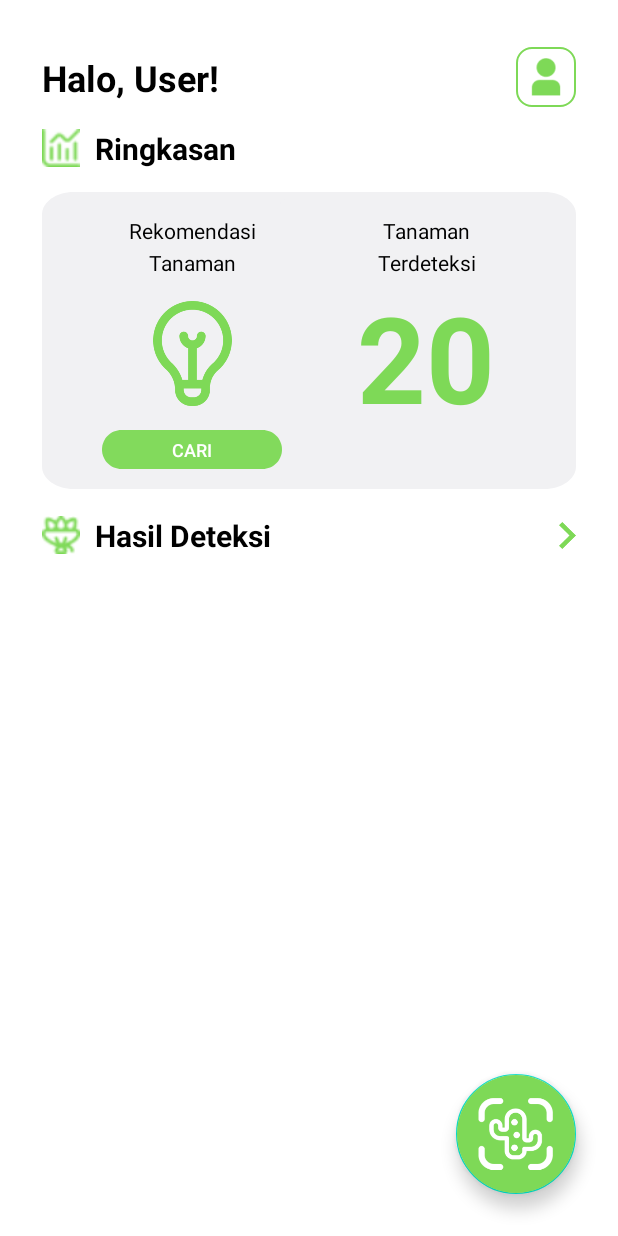
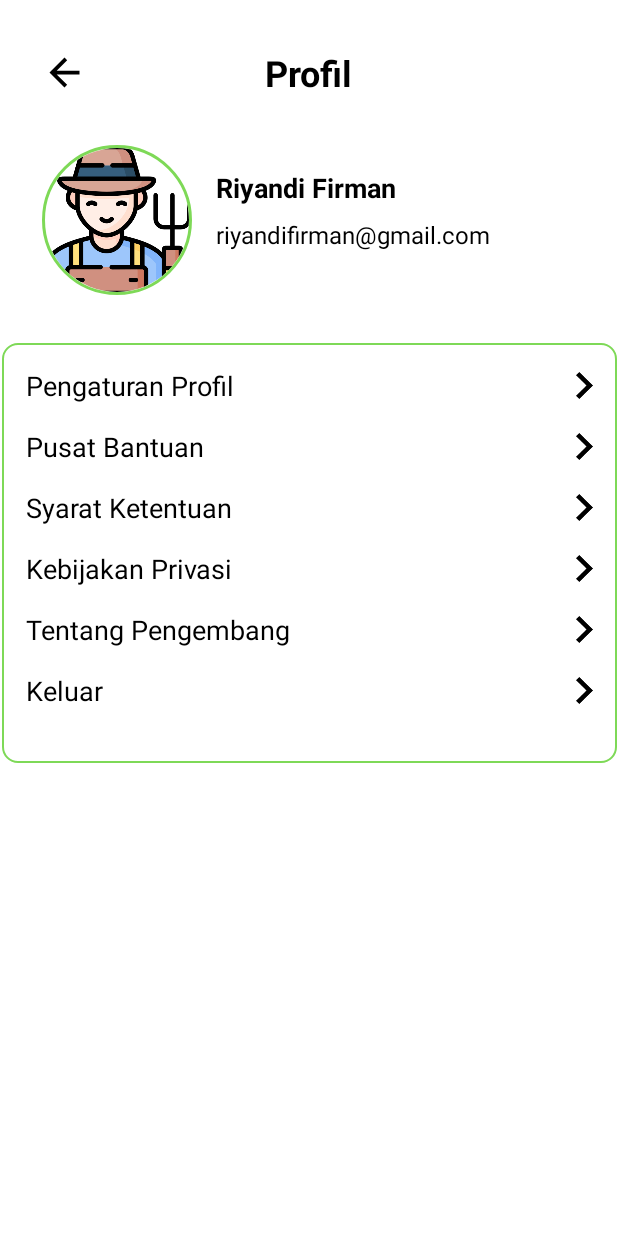
Before and after one commit to Capstone-C23-PS094/farm-genius-mobile, an Android app: the screen it shows after launch (MainActivity before the commit, ProfileActivity after it), on a phone screen of 412 x 824 dp. Run offline under Robolectric (Android 15) with nearby library versions, the phone set to English and light mode, and no system bars; our stand-ins replace CircleImageView.

Commit message:
configure profile page layout

```diff
--- a/app/build.gradle
+++ b/app/build.gradle
@@ -44,4 +44,7 @@ dependencies {
     testImplementation 'junit:junit:4.13.2'
     androidTestImplementation 'androidx.test.ext:junit:1.1.5'
     androidTestImplementation 'androidx.test.espresso:espresso-core:3.5.1'
+
+    // Circle Image View
+    implementation 'de.hdodenhof:circleimageview:3.1.0'
 }
--- /dev/null
+++ b/app/src/main/java/com/riyandifirman/farmgenius/ui/profile/ProfileActivity.kt
@@ -0,0 +1,12 @@
+ package com.riyandifirman.farmgenius.ui.profile
+
+import androidx.appcompat.app.AppCompatActivity
+import android.os.Bundle
+import com.riyandifirman.farmgenius.R
+
+class ProfileActivity : AppCompatActivity() {
+    override fun onCreate(savedInstanceState: Bundle?) {
+        super.onCreate(savedInstanceState)
+        setContentView(R.layout.activity_profile)
+    }
+}
--- /dev/null
+++ b/app/src/main/res/drawable/ic_back.xml
@@ -0,0 +1,5 @@
+<vector android:autoMirrored="true" android:height="30dp"
+    android:tint="#000000" android:viewportHeight="24"
+    android:viewportWidth="24" android:width="30dp" xmlns:android="http://schemas.android.com/apk/res/android">
+    <path android:fillColor="@android:color/white" android:pathData="M20,11H7.83l5.59,-5.59L12,4l-8,8 8,8 1.41,-1.41L7.83,13H20v-2z"/>
+</vector>
--- /dev/null
+++ b/app/src/main/res/drawable/profile_page_rectangle.xml
@@ -0,0 +1,6 @@
+<?xml version="1.0" encoding="utf-8"?>
+<shape xmlns:android="http://schemas.android.com/apk/res/android">
+    <solid android:color="#FFFFFF" />
+    <stroke android:width="1dp" android:color="#7ED957" />
+    <corners android:radius="10dp" />
+</shape>
--- /dev/null
+++ b/app/src/main/res/layout/activity_profile.xml
@@ -0,0 +1,229 @@
+<?xml version="1.0" encoding="utf-8"?>
+<androidx.constraintlayout.widget.ConstraintLayout xmlns:android="http://schemas.android.com/apk/res/android"
+    xmlns:app="http://schemas.android.com/apk/res-auto"
+    xmlns:tools="http://schemas.android.com/tools"
+    android:layout_width="match_parent"
+    android:layout_height="match_parent"
+    tools:context=".ui.profile.ProfileActivity">
+
+    <TextView
+        android:id="@+id/title_home"
+        android:layout_width="wrap_content"
+        android:layout_height="wrap_content"
+        android:layout_marginTop="32dp"
+        android:text="@string/title_profil"
+        android:textAppearance="@style/title_page"
+        app:layout_constraintEnd_toEndOf="parent"
+        app:layout_constraintStart_toStartOf="parent"
+        app:layout_constraintTop_toTopOf="parent" />
+
+    <ImageView
+        android:id="@+id/back_button"
+        android:layout_width="wrap_content"
+        android:layout_height="wrap_content"
+        android:layout_marginStart="28dp"
+        app:layout_constraintBottom_toBottomOf="@+id/title_home"
+        app:layout_constraintStart_toStartOf="parent"
+        app:layout_constraintTop_toTopOf="@+id/title_home"
+        app:srcCompat="@drawable/ic_back" />
+
+    <de.hdodenhof.circleimageview.CircleImageView
+        android:id="@+id/iv_profile"
+        android:layout_width="100dp"
+        android:layout_height="100dp"
+        android:layout_marginStart="28dp"
+        android:layout_marginTop="32dp"
+        android:src="@drawable/farmer"
+        app:civ_border_color="@color/green_500"
+        app:civ_border_width="2dp"
+        app:layout_constraintStart_toStartOf="parent"
+        app:layout_constraintTop_toBottomOf="@+id/title_home" />
+
+    <TextView
+        android:id="@+id/tv_nama"
+        android:layout_width="wrap_content"
+        android:layout_height="wrap_content"
+        android:layout_marginStart="16dp"
+        android:layout_marginTop="16dp"
+        android:text="@string/riyandi"
+        android:textColor="@color/black"
+        android:textSize="18sp"
+        android:textStyle="bold"
+        app:layout_constraintStart_toEndOf="@+id/iv_profile"
+        app:layout_constraintTop_toTopOf="@+id/iv_profile" />
+
+    <TextView
+        android:id="@+id/tv_email"
+        android:layout_width="wrap_content"
+        android:layout_height="wrap_content"
+        android:layout_marginStart="16dp"
+        android:layout_marginTop="8dp"
+        android:text="@string/email_riyandi"
+        android:textColor="@color/black"
+        android:textSize="16sp"
+        app:layout_constraintStart_toEndOf="@+id/iv_profile"
+        app:layout_constraintTop_toBottomOf="@+id/tv_nama" />
+
+    <View
+        android:id="@+id/profile_rectangle"
+        android:layout_width="410dp"
+        android:layout_height="280dp"
+        android:layout_alignParentLeft="true"
+        android:layout_alignParentTop="true"
+        android:layout_marginTop="32dp"
+        android:background="@drawable/profile_page_rectangle"
+        app:layout_constraintEnd_toEndOf="parent"
+        app:layout_constraintStart_toStartOf="parent"
+        app:layout_constraintTop_toBottomOf="@+id/iv_profile" />
+
+    <TextView
+        android:id="@+id/tv_pengaturan_profil"
+        android:layout_width="wrap_content"
+        android:layout_height="wrap_content"
+        android:layout_marginStart="16dp"
+        android:layout_marginTop="16dp"
+        android:textAppearance="@style/profile_page_menu"
+        android:text="@string/pengaturan_profil"
+        app:layout_constraintStart_toStartOf="@+id/profile_rectangle"
+        app:layout_constraintTop_toTopOf="@+id/profile_rectangle" />
+
+    <View
+        android:id="@+id/lihat_lebih_profil"
+        android:layout_width="11dp"
+        android:layout_height="18dp"
+        android:layout_alignParentLeft="true"
+        android:layout_alignParentTop="true"
+        android:layout_alignParentRight="true"
+        android:layout_alignParentBottom="true"
+        android:layout_marginEnd="16dp"
+        android:background="@drawable/lihat_lebih_black_icon"
+        app:layout_constraintBottom_toBottomOf="@+id/tv_pengaturan_profil"
+        app:layout_constraintEnd_toEndOf="@id/profile_rectangle"
+        app:layout_constraintTop_toTopOf="@+id/tv_pengaturan_profil" />
+
+    <TextView
+        android:id="@+id/tv_pusat_bantuan"
+        android:layout_width="wrap_content"
+        android:layout_height="wrap_content"
+        android:layout_marginStart="16dp"
+        android:layout_marginTop="16dp"
+        android:textAppearance="@style/profile_page_menu"
+        android:text="@string/pusat_bantuan"
+        app:layout_constraintStart_toStartOf="@+id/profile_rectangle"
+        app:layout_constraintTop_toBottomOf="@+id/tv_pengaturan_profil" />
+
+    <View
+        android:id="@+id/lihat_lebih_bantuan"
+        android:layout_width="11dp"
+        android:layout_height="18dp"
+        android:layout_alignParentLeft="true"
+        android:layout_alignParentTop="true"
+        android:layout_alignParentRight="true"
+        android:layout_alignParentBottom="true"
+        android:layout_marginEnd="16dp"
+        android:background="@drawable/lihat_lebih_black_icon"
+        app:layout_constraintBottom_toBottomOf="@+id/tv_pusat_bantuan"
+        app:layout_constraintEnd_toEndOf="@id/profile_rectangle"
+        app:layout_constraintTop_toTopOf="@+id/tv_pusat_bantuan" />
+
+    <TextView
+        android:id="@+id/tv_syarat_ketentuan"
+        android:layout_width="wrap_content"
+        android:layout_height="wrap_content"
+        android:layout_marginStart="16dp"
+        android:layout_marginTop="16dp"
+        android:textAppearance="@style/profile_page_menu"
+        android:text="@string/syarat_ketentuan"
+        app:layout_constraintStart_toStartOf="@+id/profile_rectangle"
+        app:layout_constraintTop_toBottomOf="@+id/tv_pusat_bantuan" />
+
+    <View
+        android:id="@+id/lihat_lebih_sk"
+        android:layout_width="11dp"
+        android:layout_height="18dp"
+        android:layout_alignParentLeft="true"
+        android:layout_alignParentTop="true"
+        android:layout_alignParentRight="true"
+        android:layout_alignParentBottom="true"
+        android:layout_marginEnd="16dp"
+        android:background="@drawable/lihat_lebih_black_icon"
+        app:layout_constraintBottom_toBottomOf="@+id/tv_syarat_ketentuan"
+        app:layout_constraintEnd_toEndOf="@id/profile_rectangle"
+        app:layout_constraintTop_toTopOf="@+id/tv_syarat_ketentuan" />
+
+    <TextView
+        android:id="@+id/tv_kebijakan_privasi"
+        android:layout_width="wrap_content"
+        android:layout_height="wrap_content"
+        android:layout_marginStart="16dp"
+        android:layout_marginTop="16dp"
+        android:textAppearance="@style/profile_page_menu"
+        android:text="@string/kebijakan_privasi"
+        app:layout_constraintStart_toStartOf="@+id/profile_rectangle"
+        app:layout_constraintTop_toBottomOf="@+id/tv_syarat_ketentuan" />
+
+    <View
+        android:id="@+id/lihat_lebih_privasi"
+        android:layout_width="11dp"
+        android:layout_height="18dp"
+        android:layout_alignParentLeft="true"
+        android:layout_alignParentTop="true"
+        android:layout_alignParentRight="true"
+        android:layout_alignParentBottom="true"
+        android:layout_marginEnd="16dp"
+        android:background="@drawable/lihat_lebih_black_icon"
+        app:layout_constraintBottom_toBottomOf="@+id/tv_kebijakan_privasi"
+        app:layout_constraintEnd_toEndOf="@id/profile_rectangle"
+        app:layout_constraintTop_toTopOf="@+id/tv_kebijakan_privasi" />
+
+    <TextView
+        android:id="@+id/tv_tentang_pengembang"
+        android:layout_width="wrap_content"
+        android:layout_height="wrap_content"
+        android:layout_marginStart="16dp"
+        android:layout_marginTop="16dp"
+        android:textAppearance="@style/profile_page_menu"
+        android:text="@string/tentang_pengembang"
+        app:layout_constraintStart_toStartOf="@+id/profile_rectangle"
+        app:layout_constraintTop_toBottomOf="@+id/tv_kebijakan_privasi" />
+
+    <View
+        android:id="@+id/lihat_lebih_pengembang"
+        android:layout_width="11dp"
+        android:layout_height="18dp"
+        android:layout_alignParentLeft="true"
+        android:layout_alignParentTop="true"
+        android:layout_alignParentRight="true"
+        android:layout_alignParentBottom="true"
+        android:layout_marginEnd="16dp"
+        android:background="@drawable/lihat_lebih_black_icon"
+        app:layout_constraintBottom_toBottomOf="@+id/tv_tentang_pengembang"
+        app:layout_constraintEnd_toEndOf="@id/profile_rectangle"
+        app:layout_constraintTop_toTopOf="@+id/tv_tentang_pengembang" />
+
+    <TextView
+        android:id="@+id/tv_keluar"
+        android:layout_width="wrap_content"
+        android:layout_height="wrap_content"
+        android:layout_marginStart="16dp"
+        android:layout_marginTop="16dp"
+        android:textAppearance="@style/profile_page_menu"
+        android:text="@string/keluar"
+        app:layout_constraintStart_toStartOf="@+id/profile_rectangle"
+        app:layout_constraintTop_toBottomOf="@+id/tv_tentang_pengembang" />
+
+    <View
+        android:id="@+id/lihat_lebih_keluar"
+        android:layout_width="11dp"
+        android:layout_height="18dp"
+        android:layout_alignParentLeft="true"
+        android:layout_alignParentTop="true"
+        android:layout_alignParentRight="true"
+        android:layout_alignParentBottom="true"
+        android:layout_marginEnd="16dp"
+        android:background="@drawable/lihat_lebih_black_icon"
+        app:layout_constraintBottom_toBottomOf="@+id/tv_keluar"
+        app:layout_constraintEnd_toEndOf="@id/profile_rectangle"
+        app:layout_constraintTop_toTopOf="@+id/tv_keluar" />
+
+</androidx.constraintlayout.widget.ConstraintLayout>
--- a/app/src/main/res/values/strings.xml
+++ b/app/src/main/res/values/strings.xml
@@ -26,5 +26,24 @@
     <string name="jumlah_tanaman">20</string>
     <string name="rekomendasi_tanaman">Rekomendasi Tanaman</string>
     <string name="cari">Cari</string>
-
+    <string name="title_rekomendasi_tanam">Rekomendasi Tanam</string>
+    <string name="title_hasil_rekomendasi">Hasil Rekomendasi</string>
+    <string name="title_riwayat_deteksi">Riwayat Deteksi</string>
+    <string name="title_hasil_deteksi">Hasil Deteksi</string>
+    <string name="title_langkah_penanganan">Langkah Penanganan</string>
+    <string name="title_profil">Profil</string>
+    <string name="title_pengaturan_profil">Pengaturan Profil</string>
+    <string name="title_pusat_bantuan">Pusat Bantuan</string>
+    <string name="title_syarat_ketentuan">Syarat Ketentuan</string>
+    <string name="title_kebijakan_privasi">Kebijakan Privasi</string>
+    <string name="title_tentang_pengembang">Tentang Pengembang</string>
+    <string name="title_deteksi_tanaman">Deteksi Tanaman</string>
+    <string name="email_riyandi">riyandifirman@gmail.com</string>
+    <string name="riyandi">Riyandi Firman</string>
+    <string name="pengaturan_profil">Pengaturan Profil</string>
+    <string name="pusat_bantuan">Pusat Bantuan</string>
+    <string name="syarat_ketentuan">Syarat Ketentuan</string>
+    <string name="kebijakan_privasi">Kebijakan Privasi</string>
+    <string name="tentang_pengembang">Tentang Pengembang</string>
+    <string name="keluar">Keluar</string>
 </resources>
--- a/app/src/main/res/values/themes.xml
+++ b/app/src/main/res/values/themes.xml
@@ -78,4 +78,13 @@
         <item name="android:textSize">80sp</item>
         <item name="android:textColor">#7ED957</item>
     </style>
+    <style name="title_page">
+        <item name="android:textSize">24sp</item>
+        <item name="android:textColor">#000000</item>
+        <item name="android:textStyle">bold</item>
+    </style>
+    <style name="profile_page_menu">
+        <item name="android:textSize">18sp</item>
+        <item name="android:textColor">#000000</item>
+    </style>
 </resources>
```
Also changed, not shown: app/src/main/AndroidManifest.xml (+17 -14 lines), app/src/main/res/drawable/farmer.png (added), app/src/main/res/drawable/lihat_lebih_black_icon.png (added).
